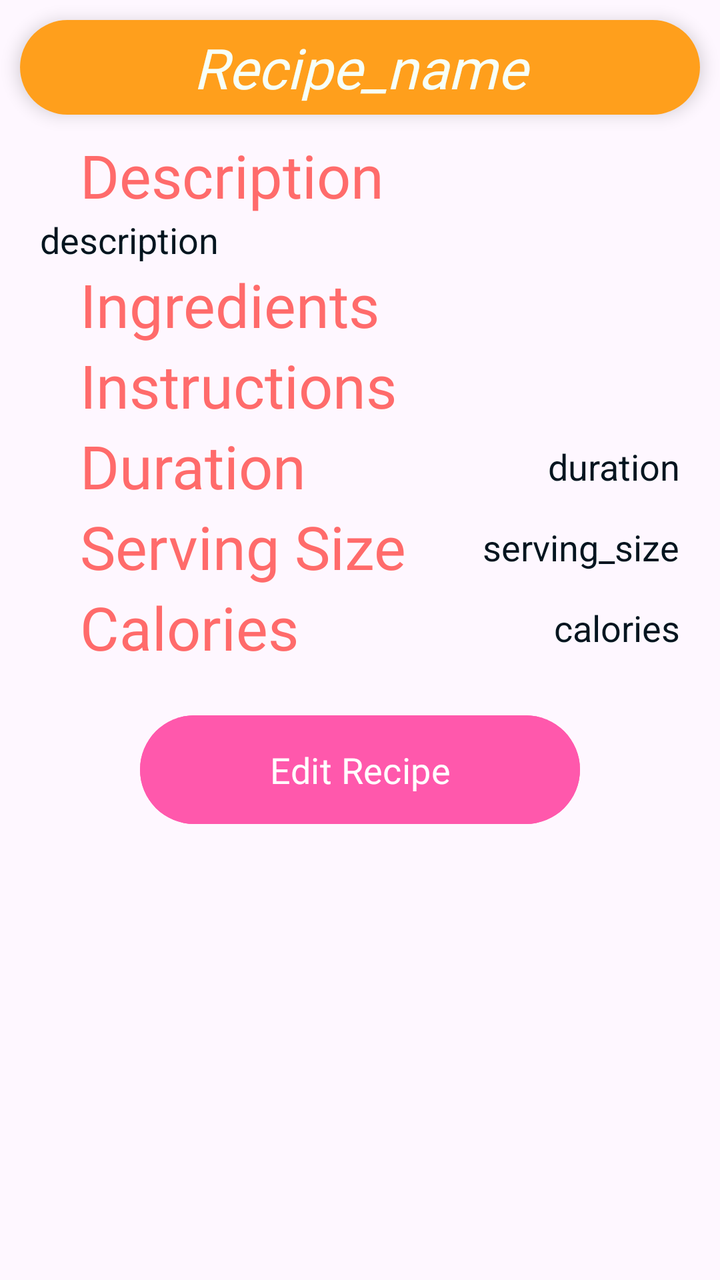
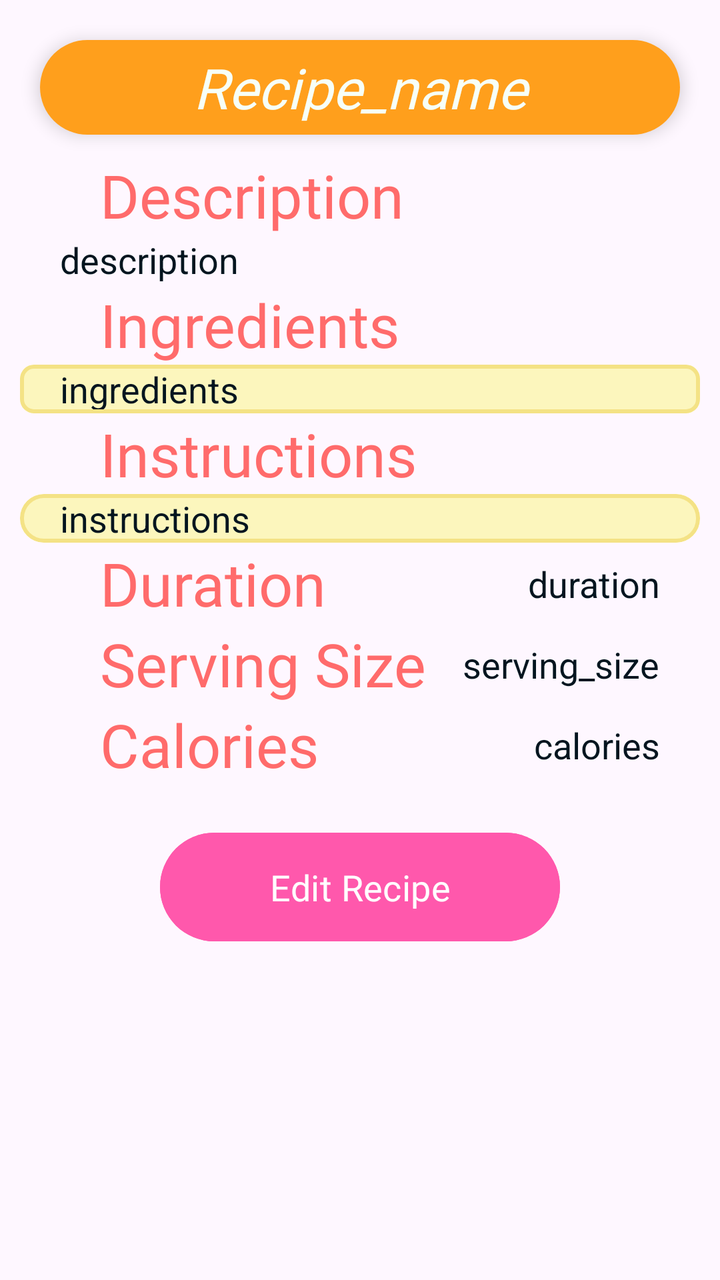

Two renders of the same Android screen: before a commit and after it. Below are the layout's source before the change and the commit's diff.
<!-- AndroidManifest.xml: application theme Theme.Foodie -->
<!-- res/layout/recipe_item_layout.xml -->
<?xml version="1.0" encoding="utf-8"?>
<LinearLayout xmlns:android="http://schemas.android.com/apk/res/android"
    xmlns:tools="http://schemas.android.com/tools"
    xmlns:app="http://schemas.android.com/apk/res-auto"
    android:layout_width="match_parent"
    android:layout_height="match_parent"
    android:orientation="vertical"
    android:layout_margin="10dp"
    tools:context=".fragments.recipeFragments.RecipeListFragment">

    
    <androidx.cardview.widget.CardView
        xmlns:app="http://schemas.android.com/apk/res-auto"
        android:layout_width="match_parent"
        android:layout_height="wrap_content"
        android:layout_margin="10dp"
        android:orientation="vertical"
        app:cardCornerRadius="25dp"
        app:cardElevation="5dp">

        <TextView
            android:id="@+id/recipe_name"
            android:layout_width="match_parent"
            android:layout_height="wrap_content"
            android:gravity="center"
            android:text="@string/recipe_name"
            android:textSize="28sp"
            android:background="@color/bright_orange"
            android:textStyle="italic|normal"
            android:fontFamily="@font/bagel_fat"
            android:textColor="@color/mint_cream"
            android:paddingVertical="5dp"
            />

    </androidx.cardview.widget.CardView>

    
    <TextView
        android:layout_width="match_parent"
        android:layout_height="wrap_content"
        android:text="@string/recipe_description_label"
        android:textSize="30sp"
        android:textColor="@color/grapefruit_pink"
        android:fontFamily="@font/bagel_fat"
        android:paddingHorizontal="40dp"
       />

    <TextView
        android:id="@+id/recipe_description"
        android:layout_width="match_parent"
        android:layout_height="wrap_content"
        android:text="@string/recipe_description"
        android:textColor="@color/ink_black"
        android:textSize="18sp"
        android:paddingHorizontal="20dp"
        />

    
    <TextView
        android:layout_width="match_parent"
        android:layout_height="wrap_content"
        android:text="@string/recipe_ingredients_label"
        android:textSize="30sp"
        android:textColor="@color/grapefruit_pink"
        android:fontFamily="@font/bagel_fat"
        android:paddingHorizontal="40dp"
        />

    <com.google.android.material.card.MaterialCardView
        android:id="@+id/recipe_ingredients"
        android:layout_width="match_parent"
        android:layout_height="wrap_content"
        android:text="@string/recipe_ingredients"
        android:textColor="@color/ink_black"
        android:textSize="18sp"
        android:paddingHorizontal="20dp"
        app:strokeWidth="2dp"
        app:strokeColor="@color/light_gold"
        />

    
    <TextView
        android:layout_width="match_parent"
        android:layout_height="wrap_content"
        android:text="@string/recipe_instructions_label"
        android:textSize="30sp"
        android:textColor="@color/grapefruit_pink"
        android:fontFamily="@font/bagel_fat"
        android:paddingHorizontal="40dp"
        />

    <com.google.android.material.card.MaterialCardView
        android:id="@+id/recipe_instructions"
        android:layout_width="match_parent"
        android:layout_height="wrap_content"
        android:text="@string/recipe_instructions"
        android:textColor="@color/ink_black"
        android:textSize="18sp"
        android:paddingHorizontal="20dp"
        app:strokeWidth="2dp"
        app:strokeColor="@color/light_gold"
        app:background="@color/lemon_chiffon"
        app:cornerRadius="15dp"
        />

    
    <RelativeLayout
        android:layout_width="match_parent"
        android:layout_height="wrap_content"
        android:orientation="horizontal">

        <TextView
            android:id="@+id/duration_label"
            android:layout_width="wrap_content"
            android:layout_height="wrap_content"
            android:text="@string/recipe_duration_label"
            android:textSize="30sp"
            android:textColor="@color/grapefruit_pink"
            android:fontFamily="@font/bagel_fat"
            android:paddingHorizontal="40dp"
            />

        <TextView
            android:id="@+id/recipe_duration"
            android:layout_width="wrap_content"
            android:layout_height="wrap_content"
            android:text="@string/recipe_duration"
            android:textColor="@color/ink_black"
            android:textSize="18sp"
            android:layout_marginBottom="7.5dp"
            android:layout_alignParentRight="true"
            android:layout_alignBottom="@id/duration_label"
            android:paddingHorizontal="20dp"
            />

    </RelativeLayout>

    
    <RelativeLayout
        android:layout_width="match_parent"
        android:layout_height="wrap_content"
        android:orientation="horizontal">


        <TextView
            android:id="@+id/serving_label"
            android:layout_width="wrap_content"
            android:layout_height="wrap_content"
            android:text="@string/recipe_serving_label"
            android:textSize="30sp"
            android:textColor="@color/grapefruit_pink"
            android:fontFamily="@font/bagel_fat"
            android:paddingHorizontal="40dp"
            />

        <TextView
            android:id="@+id/recipe_serving"
            android:layout_width="wrap_content"
            android:layout_height="wrap_content"
            android:text="@string/recipe_serving"
            android:textColor="@color/ink_black"
            android:textSize="18sp"
            android:layout_marginBottom="7.5dp"
            android:layout_alignParentRight="true"
            android:layout_alignBottom="@id/serving_label"
            android:paddingHorizontal="20dp"
            />
    </RelativeLayout>

    
    <RelativeLayout
        android:layout_width="match_parent"
        android:layout_height="wrap_content"
        android:orientation="horizontal">


        <TextView
            android:id="@+id/calories_label"
            android:layout_width="wrap_content"
            android:layout_height="wrap_content"
            android:text="@string/recipe_calories_label"
            android:textSize="30sp"
            android:textColor="@color/grapefruit_pink"
            android:fontFamily="@font/bagel_fat"
            android:paddingHorizontal="40dp"
            />

        <TextView
            android:id="@+id/recipe_calories"
            android:layout_width="wrap_content"
            android:layout_height="wrap_content"
            android:text="@string/recipe_calories"
            android:textColor="@color/ink_black"
            android:textSize="18sp"
            android:layout_marginBottom="7.5dp"
            android:layout_alignParentRight="true"
            android:layout_alignBottom="@id/calories_label"
            android:paddingHorizontal="20dp"
            />
    </RelativeLayout>

    
    <Button
        android:id="@+id/edit_recipe_item_btn"
        android:layout_width="match_parent"
        android:layout_height="wrap_content"
        android:layout_marginHorizontal="70dp"
        android:layout_gravity="bottom|center"
        android:layout_marginVertical="20dp"
        android:backgroundTint="@color/blush_pop"
        android:fontFamily="@font/bagel_fat"
        android:padding="15dp"
        android:text="@string/edit_recipe_item"
        android:textSize="18sp"
        android:actionLayout="@layout/update_recipe_layout"/>

</LinearLayout>
<!-- res/layout/update_recipe_layout.xml (included above) -->
<?xml version="1.0" encoding="utf-8"?>
<LinearLayout xmlns:android="http://schemas.android.com/apk/res/android"
    xmlns:tools="http://schemas.android.com/tools"
    android:layout_width="match_parent"
    android:layout_height="match_parent"
    xmlns:app="http://schemas.android.com/apk/res-auto"
    android:orientation="vertical"
    android:layout_margin="10dp"
    tools:context=".fragments.recipeFragments.EditRecipeFragment">

    
    <androidx.cardview.widget.CardView
        xmlns:app="http://schemas.android.com/apk/res-auto"
        android:layout_width="match_parent"
        android:layout_height="wrap_content"
        android:layout_margin="10dp"
        android:orientation="vertical"
        app:cardCornerRadius="25dp"
        app:cardElevation="5dp">

        <TextView
            android:id="@+id/recipe_name"
            android:layout_width="match_parent"
            android:layout_height="wrap_content"
            android:gravity="center"
            android:text="@string/recipe_name"
            android:textSize="28sp"
            android:background="@color/bright_orange"
            android:textStyle="italic|normal"
            android:fontFamily="@font/bagel_fat"
            android:textColor="@color/mint_cream"
            android:paddingVertical="5dp"
            />

    </androidx.cardview.widget.CardView>

    
    <TextView
        android:layout_width="match_parent"
        android:layout_height="wrap_content"
        android:text="@string/recipe_description_label"
        android:textSize="30sp"
        android:textColor="@color/grapefruit_pink"
        android:fontFamily="@font/bagel_fat"
        android:paddingHorizontal="40dp"
        />

    <EditText
        android:id="@+id/recipe_description"
        android:inputType="text"
        android:hint="@string/recipe_description"
        android:autofillHints="@string/recipe_description"
        android:layout_width="match_parent"
        android:layout_height="wrap_content"
        android:textColor="@color/ink_black"
        android:textSize="20sp"
        android:paddingHorizontal="20dp"
        />

    
    <TextView
        android:layout_width="match_parent"
        android:layout_height="wrap_content"
        android:text="@string/recipe_ingredients_label"
        android:textSize="30sp"
        android:textColor="@color/grapefruit_pink"
        android:fontFamily="@font/bagel_fat"
        android:paddingHorizontal="40dp"
        />

    <EditText
        android:id="@+id/recipe_ingredients"
        android:inputType="text"
        android:hint="@string/recipe_ingredients"
        android:autofillHints="@string/recipe_ingredients"
        android:layout_width="match_parent"
        android:layout_height="wrap_content"
        android:textColor="@color/ink_black"
        android:textSize="20sp"
        android:paddingHorizontal="20dp"
        />

    
    <TextView
        android:layout_width="match_parent"
        android:layout_height="wrap_content"
        android:text="@string/recipe_instructions_label"
        android:textSize="30sp"
        android:textColor="@color/grapefruit_pink"
        android:fontFamily="@font/bagel_fat"
        android:paddingHorizontal="40dp"
        />

    <EditText
        android:id="@+id/recipe_instructions"
        android:inputType="text"
        android:hint="@string/recipe_instructions"
        android:autofillHints="@string/recipe_instructions"
        android:layout_width="match_parent"
        android:layout_height="wrap_content"
        android:textColor="@color/ink_black"
        android:textSize="20sp"
        android:paddingHorizontal="20dp"

        />

    
    <TextView
        android:layout_width="match_parent"
        android:layout_height="wrap_content"
        android:text="@string/recipe_duration_label"
        android:textSize="30sp"
        android:textColor="@color/grapefruit_pink"
        android:fontFamily="@font/bagel_fat"
        android:paddingHorizontal="40dp"
        />

    <EditText
        android:id="@+id/recipe_duration"
        android:inputType="text"
        android:hint="@string/recipe_duration"
        android:autofillHints="@string/recipe_duration"
        android:layout_width="match_parent"
        android:layout_height="wrap_content"
        android:textColor="@color/ink_black"
        android:textSize="20sp"
        android:paddingHorizontal="20dp"
        />

    
    <TextView
        android:layout_width="match_parent"
        android:layout_height="wrap_content"
        android:text="@string/recipe_serving_label"
        android:textSize="30sp"
        android:textColor="@color/grapefruit_pink"
        android:fontFamily="@font/bagel_fat"
        android:paddingHorizontal="40dp"
        />

    <EditText
        android:id="@+id/recipe_serving"
        android:inputType="text"
        android:hint="@string/recipe_serving"
        android:autofillHints="@string/recipe_serving"
        android:layout_width="match_parent"
        android:layout_height="wrap_content"
        android:textColor="@color/ink_black"
        android:textSize="20sp"
        android:paddingHorizontal="20dp"
        />

    
    <TextView
        android:layout_width="match_parent"
        android:layout_height="wrap_content"
        android:text="@string/recipe_calories_label"
        android:textSize="30sp"
        android:textColor="@color/grapefruit_pink"
        android:fontFamily="@font/bagel_fat"
        android:paddingHorizontal="40dp"
        />

    <EditText
        android:id="@+id/recipe_calories"
        android:labelFor="@id/recipe_calories"
        android:inputType="text"
        android:hint="@string/recipe_calories"
        android:autofillHints="@string/recipe_calories"
        android:layout_width="match_parent"
        android:layout_height="wrap_content"
        android:textColor="@color/ink_black"
        android:textSize="20sp"
        android:paddingHorizontal="20dp"
        />

    
    <Button
        android:id="@+id/edit_recipe_item_btn"
        android:layout_width="match_parent"
        android:layout_height="wrap_content"
        android:layout_marginHorizontal="70dp"
        android:layout_gravity="bottom|center"
        android:layout_marginVertical="20dp"
        android:backgroundTint="@color/blush_pop"
        android:fontFamily="@font/bagel_fat"
        android:padding="15dp"
        android:text="@string/save"
        android:textSize="20sp" />

</LinearLayout>
<!-- resources referenced by this layout -->
<resources>
  <color name="blush_pop">#FF58AC</color>
  <color name="bright_orange">#FF9F1C</color>
  <color name="grapefruit_pink">#FF6B6B</color>
  <color name="ink_black">#04151F</color>
  <color name="lemon_chiffon">#FCF6BD</color>
  <color name="light_gold">#F4E285</color>
  <color name="mint_cream">#F7FFF7</color>
  <string name="edit_recipe_item">Edit Recipe</string>
  <string name="recipe_calories">calories</string>
  <string name="recipe_calories_label">Calories</string>
  <string name="recipe_description">description</string>
  <string name="recipe_description_label">Description</string>
  <string name="recipe_duration">duration</string>
  <string name="recipe_duration_label">Duration</string>
  <string name="recipe_ingredients">ingredients</string>
  <string name="recipe_ingredients_label">Ingredients</string>
  <string name="recipe_instructions">instructions</string>
  <string name="recipe_instructions_label">Instructions</string>
  <string name="recipe_name">Recipe_name</string>
  <string name="recipe_serving">serving_size</string>
  <string name="recipe_serving_label">Serving Size</string>
  <string name="save">Save</string>
  <style name="Theme.Foodie" parent="Base.Theme.Foodie" />
  <style name="Base.Theme.Foodie" parent="Theme.Material3.DayNight.NoActionBar">
          
          
      </style>
</resources>

<!-- the commit's change to res/layout/recipe_item_layout.xml (unified diff, before → after) -->
@@ -1,119 +1,48 @@
 <?xml version="1.0" encoding="utf-8"?>
-<LinearLayout xmlns:android="http://schemas.android.com/apk/res/android"
+<ScrollView xmlns:android="http://schemas.android.com/apk/res/android"
     xmlns:tools="http://schemas.android.com/tools"
     xmlns:app="http://schemas.android.com/apk/res-auto"
     android:layout_width="match_parent"
     android:layout_height="match_parent"
-    android:orientation="vertical"
-    android:layout_margin="10dp"
-    tools:context=".fragments.recipeFragments.RecipeListFragment">
-
-    
-    <androidx.cardview.widget.CardView
-        xmlns:app="http://schemas.android.com/apk/res-auto"
-        android:layout_width="match_parent"
-        android:layout_height="wrap_content"
+    android:orientation="vertical">
+
+    <LinearLayout
+        android:layout_width="match_parent"
+        android:layout_height="match_parent"
+        android:orientation="vertical"
         android:layout_margin="10dp"
-        android:orientation="vertical"
-        app:cardCornerRadius="25dp"
-        app:cardElevation="5dp">
-
+        tools:context=".fragments.recipeFragments.RecipeListFragment">
+
+        
+        <androidx.cardview.widget.CardView
+            android:layout_width="match_parent"
+            android:layout_height="wrap_content"
+            android:layout_margin="10dp"
+            android:orientation="vertical"
+            app:cardCornerRadius="25dp"
+            app:cardElevation="5dp">
+
+            <TextView
+                android:id="@+id/recipe_name"
+                android:layout_width="match_parent"
+                android:layout_height="wrap_content"
+                android:gravity="center"
+                android:text="@string/recipe_name"
+                android:textSize="28sp"
+                android:background="@color/bright_orange"
+                android:textStyle="italic|normal"
+                android:fontFamily="@font/bagel_fat"
+                android:textColor="@color/mint_cream"
+                android:paddingVertical="5dp"
+                />
+
+        </androidx.cardview.widget.CardView>
+
+        
         <TextView
-            android:id="@+id/recipe_name"
-            android:layout_width="match_parent"
-            android:layout_height="wrap_content"
-            android:gravity="center"
-            android:text="@string/recipe_name"
-            android:textSize="28sp"
-            android:background="@color/bright_orange"
-            android:textStyle="italic|normal"
-            android:fontFamily="@font/bagel_fat"
-            android:textColor="@color/mint_cream"
-            android:paddingVertical="5dp"
-            />
-
-    </androidx.cardview.widget.CardView>
-
-    
-    <TextView
-        android:layout_width="match_parent"
-        android:layout_height="wrap_content"
-        android:text="@string/recipe_description_label"
-        android:textSize="30sp"
-        android:textColor="@color/grapefruit_pink"
-        android:fontFamily="@font/bagel_fat"
-        android:paddingHorizontal="40dp"
-       />
-
-    <TextView
-        android:id="@+id/recipe_description"
-        android:layout_width="match_parent"
-        android:layout_height="wrap_content"
-        android:text="@string/recipe_description"
-        android:textColor="@color/ink_black"
-        android:textSize="18sp"
-        android:paddingHorizontal="20dp"
-        />
-
-    
-    <TextView
-        android:layout_width="match_parent"
-        android:layout_height="wrap_content"
-        android:text="@string/recipe_ingredients_label"
-        android:textSize="30sp"
-        android:textColor="@color/grapefruit_pink"
-        android:fontFamily="@font/bagel_fat"
-        android:paddingHorizontal="40dp"
-        />
-
-    <com.google.android.material.card.MaterialCardView
-        android:id="@+id/recipe_ingredients"
-        android:layout_width="match_parent"
-        android:layout_height="wrap_content"
-        android:text="@string/recipe_ingredients"
-        android:textColor="@color/ink_black"
-        android:textSize="18sp"
-        android:paddingHorizontal="20dp"
-        app:strokeWidth="2dp"
-        app:strokeColor="@color/light_gold"
-        />
-
-    
-    <TextView
-        android:layout_width="match_parent"
-        android:layout_height="wrap_content"
-        android:text="@string/recipe_instructions_label"
-        android:textSize="30sp"
-        android:textColor="@color/grapefruit_pink"
-        android:fontFamily="@font/bagel_fat"
-        android:paddingHorizontal="40dp"
-        />
-
-    <com.google.android.material.card.MaterialCardView
-        android:id="@+id/recipe_instructions"
-        android:layout_width="match_parent"
-        android:layout_height="wrap_content"
-        android:text="@string/recipe_instructions"
-        android:textColor="@color/ink_black"
-        android:textSize="18sp"
-        android:paddingHorizontal="20dp"
-        app:strokeWidth="2dp"
-        app:strokeColor="@color/light_gold"
-        app:background="@color/lemon_chiffon"
-        app:cornerRadius="15dp"
-        />
-
-    
-    <RelativeLayout
-        android:layout_width="match_parent"
-        android:layout_height="wrap_content"
-        android:orientation="horizontal">
-
-        <TextView
-            android:id="@+id/duration_label"
-            android:layout_width="wrap_content"
-            android:layout_height="wrap_content"
-            android:text="@string/recipe_duration_label"
+            android:layout_width="match_parent"
+            android:layout_height="wrap_content"
+            android:text="@string/recipe_description_label"
             android:textSize="30sp"
             android:textColor="@color/grapefruit_pink"
             android:fontFamily="@font/bagel_fat"
@@ -121,100 +50,190 @@
             />
 
         <TextView
-            android:id="@+id/recipe_duration"
-            android:layout_width="wrap_content"
-            android:layout_height="wrap_content"
-            android:text="@string/recipe_duration"
+            android:id="@+id/recipe_description"
+            android:layout_width="match_parent"
+            android:layout_height="wrap_content"
+            android:text="@string/recipe_description"
             android:textColor="@color/ink_black"
             android:textSize="18sp"
-            android:layout_marginBottom="7.5dp"
-            android:layout_alignParentRight="true"
-            android:layout_alignBottom="@id/duration_label"
             android:paddingHorizontal="20dp"
             />
 
-    </RelativeLayout>
-
-    
-    <RelativeLayout
-        android:layout_width="match_parent"
-        android:layout_height="wrap_content"
-        android:orientation="horizontal">
-
-
+        
         <TextView
-            android:id="@+id/serving_label"
-            android:layout_width="wrap_content"
-            android:layout_height="wrap_content"
-            android:text="@string/recipe_serving_label"
+            android:layout_width="match_parent"
+            android:layout_height="wrap_content"
+            android:text="@string/recipe_ingredients_label"
             android:textSize="30sp"
             android:textColor="@color/grapefruit_pink"
             android:fontFamily="@font/bagel_fat"
             android:paddingHorizontal="40dp"
             />
 
+        <com.google.android.material.card.MaterialCardView
+            android:layout_width="match_parent"
+            android:layout_height="wrap_content"
+            android:paddingHorizontal="20dp"
+            app:strokeWidth="2dp"
+            app:strokeColor="@color/light_gold"
+            app:cardCornerRadius="7dp">
+            <TextView
+                android:id="@+id/recipe_ingredients"
+                android:layout_width="match_parent"
+                android:layout_height="wrap_content"
+                android:text="@string/recipe_ingredients"
+                android:textColor="@color/ink_black"
+                android:textSize="18sp"
+                android:paddingHorizontal="20dp"
+                android:background="@color/lemon_chiffon"
+                />
+        </com.google.android.material.card.MaterialCardView>
+
+        
         <TextView
-            android:id="@+id/recipe_serving"
-            android:layout_width="wrap_content"
-            android:layout_height="wrap_content"
-            android:text="@string/recipe_serving"
-            android:textColor="@color/ink_black"
-            android:textSize="18sp"
-            android:layout_marginBottom="7.5dp"
-            android:layout_alignParentRight="true"
-            android:layout_alignBottom="@id/serving_label"
-            android:paddingHorizontal="20dp"
-            />
-    </RelativeLayout>
-
-    
-    <RelativeLayout
-        android:layout_width="match_parent"
-        android:layout_height="wrap_content"
-        android:orientation="horizontal">
-
-
-        <TextView
-            android:id="@+id/calories_label"
-            android:layout_width="wrap_content"
-            android:layout_height="wrap_content"
-            android:text="@string/recipe_calories_label"
+            android:layout_width="match_parent"
+            android:layout_height="wrap_content"
+            android:text="@string/recipe_instructions_label"
             android:textSize="30sp"
             android:textColor="@color/grapefruit_pink"
             android:fontFamily="@font/bagel_fat"
             android:paddingHorizontal="40dp"
             />
 
-        <TextView
-            android:id="@+id/recipe_calories"
-            android:layout_width="wrap_content"
-            android:layout_height="wrap_content"
-            android:text="@string/recipe_calories"
-            android:textColor="@color/ink_black"
+        <com.google.android.material.card.MaterialCardView
+            android:layout_width="match_parent"
+            android:layout_height="wrap_content"
+            android:paddingHorizontal="20dp"
+            app:strokeWidth="2dp"
+            app:strokeColor="@color/light_gold"
+            app:backgroundTint="@color/lemon_chiffon"
+            app:cornerRadius="7dp"
+            >
+            <TextView
+                android:id="@+id/recipe_instructions"
+                android:layout_width="match_parent"
+                android:layout_height="wrap_content"
+                android:text="@string/recipe_instructions"
+                android:textColor="@color/ink_black"
+                android:textSize="18sp"
+                android:paddingHorizontal="20dp"
+                android:background="@color/lemon_chiffon"
+                />
+        </com.google.android.material.card.MaterialCardView>
+
+        
+        <RelativeLayout
+            android:layout_width="match_parent"
+            android:layout_height="wrap_content"
+            android:orientation="horizontal">
+
+            <TextView
+                android:id="@+id/duration_label"
+                android:layout_width="wrap_content"
+                android:layout_height="wrap_content"
+                android:text="@string/recipe_duration_label"
+                android:textSize="30sp"
+                android:textColor="@color/grapefruit_pink"
+                android:fontFamily="@font/bagel_fat"
+                android:paddingHorizontal="40dp"
+                />
+
+            <TextView
+                android:id="@+id/recipe_duration"
+                android:layout_width="wrap_content"
+                android:layout_height="wrap_content"
+                android:text="@string/recipe_duration"
+                android:textColor="@color/ink_black"
+                android:textSize="18sp"
+                android:layout_marginBottom="7.5dp"
+                android:layout_alignParentRight="true"
+                android:layout_alignBottom="@id/duration_label"
+                android:paddingHorizontal="20dp"
+                />
+
+        </RelativeLayout>
+
+        
+        <RelativeLayout
+            android:layout_width="match_parent"
+            android:layout_height="wrap_content"
+            android:orientation="horizontal">
+
+
+            <TextView
+                android:id="@+id/serving_label"
+                android:layout_width="wrap_content"
+                android:layout_height="wrap_content"
+                android:text="@string/recipe_serving_label"
+                android:textSize="30sp"
+                android:textColor="@color/grapefruit_pink"
+                android:fontFamily="@font/bagel_fat"
+                android:paddingHorizontal="40dp"
+                />
+
+            <TextView
+                android:id="@+id/recipe_serving"
+                android:layout_width="wrap_content"
+                android:layout_height="wrap_content"
+                android:text="@string/recipe_serving"
+                android:textColor="@color/ink_black"
+                android:textSize="18sp"
+                android:layout_marginBottom="7.5dp"
+                android:layout_alignParentRight="true"
+                android:layout_alignBottom="@id/serving_label"
+                android:paddingHorizontal="20dp"
+                />
+        </RelativeLayout>
+
+        
+        <RelativeLayout
+            android:layout_width="match_parent"
+            android:layout_height="wrap_content"
+            android:orientation="horizontal">
+
+
+            <TextView
+                android:id="@+id/calories_label"
+                android:layout_width="wrap_content"
+                android:layout_height="wrap_content"
+                android:text="@string/recipe_calories_label"
+                android:textSize="30sp"
+                android:textColor="@color/grapefruit_pink"
+                android:fontFamily="@font/bagel_fat"
+                android:paddingHorizontal="40dp"
+                />
+
+            <TextView
+                android:id="@+id/recipe_calories"
+                android:layout_width="wrap_content"
+                android:layout_height="wrap_content"
+                android:text="@string/recipe_calories"
+                android:textColor="@color/ink_black"
+                android:textSize="18sp"
+                android:layout_marginBottom="7.5dp"
+                android:layout_alignParentRight="true"
+                android:layout_alignBottom="@id/calories_label"
+                android:paddingHorizontal="20dp"
+                />
+        </RelativeLayout>
+
+        
+        <Button
+            android:id="@+id/edit_recipe_item_btn"
+            android:layout_width="match_parent"
+            android:layout_height="wrap_content"
+            android:layout_marginHorizontal="70dp"
+            android:layout_gravity="bottom|center"
+            android:layout_marginVertical="20dp"
+            android:backgroundTint="@color/blush_pop"
+            android:fontFamily="@font/bagel_fat"
+            android:padding="15dp"
+            android:text="@string/edit_recipe_item"
             android:textSize="18sp"
-            android:layout_marginBottom="7.5dp"
-            android:layout_alignParentRight="true"
-            android:layout_alignBottom="@id/calories_label"
-            android:paddingHorizontal="20dp"
-            />
-    </RelativeLayout>
-
-    
-    <Button
-        android:id="@+id/edit_recipe_item_btn"
-        android:layout_width="match_parent"
-        android:layout_height="wrap_content"
-        android:layout_marginHorizontal="70dp"
-        android:layout_gravity="bottom|center"
-        android:layout_marginVertical="20dp"
-        android:backgroundTint="@color/blush_pop"
-        android:fontFamily="@font/bagel_fat"
-        android:padding="15dp"
-        android:text="@string/edit_recipe_item"
-        android:textSize="18sp"
-        android:actionLayout="@layout/update_recipe_layout"/>
-
-</LinearLayout>
+            android:actionLayout="@layout/update_recipe_layout"/>
+
+    </LinearLayout>
+</ScrollView>
 <!-- res/layout/update_recipe_layout.xml (included above) -->
 <?xml version="1.0" encoding="utf-8"?>
 <LinearLayout xmlns:android="http://schemas.android.com/apk/res/android"
